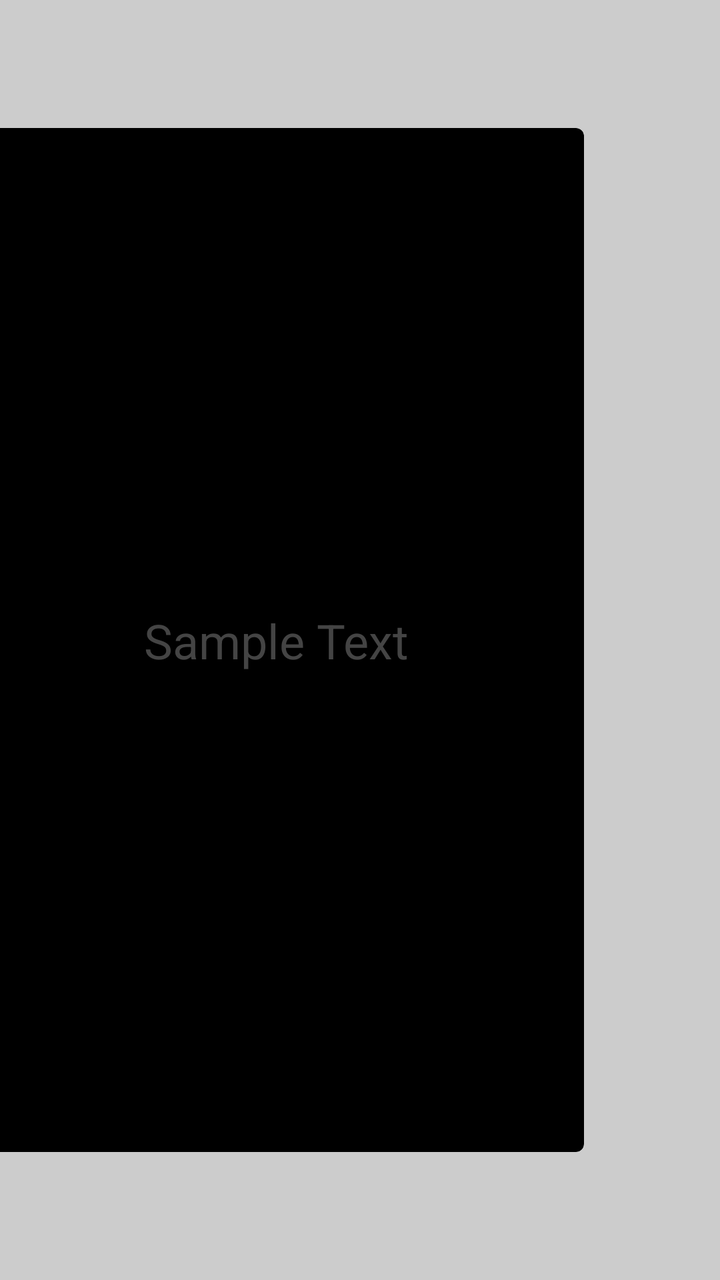
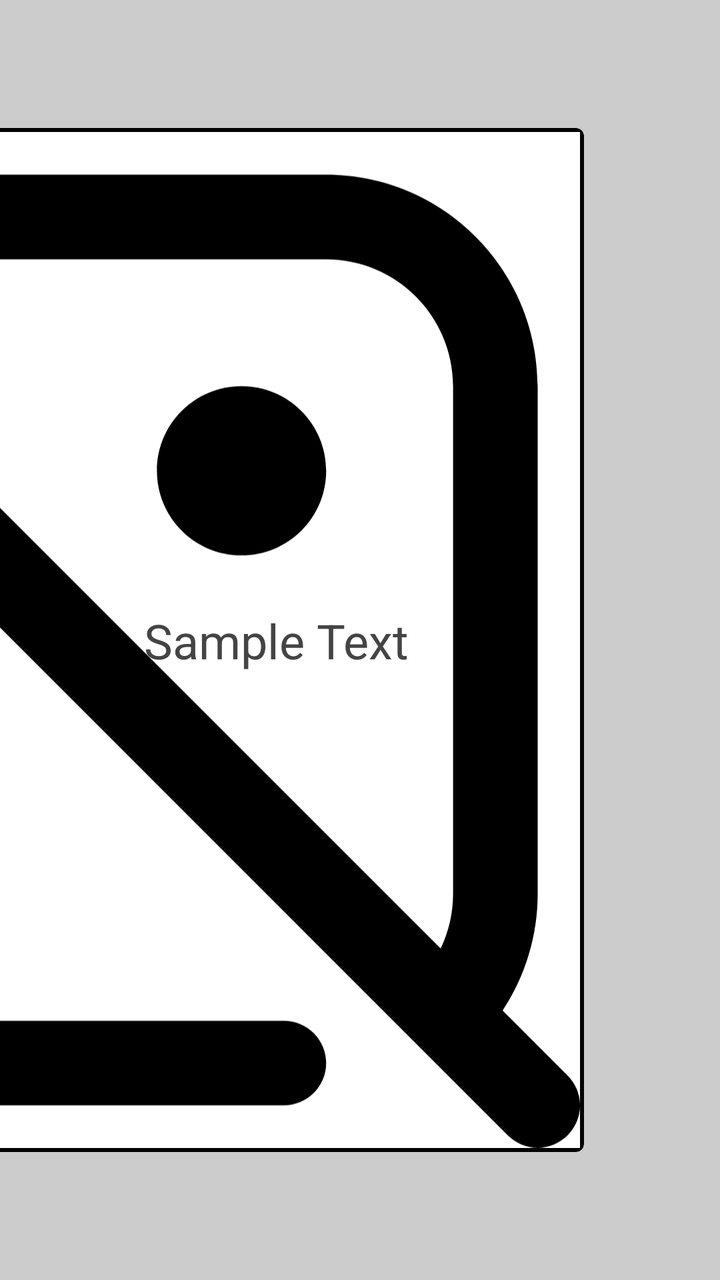

An Android layout rendered at two revisions. The XML below is the earlier revision; the diff shows what the commit changed to produce the second picture.
<!-- AndroidManifest.xml: application theme Theme.PlainContainers -->
<!-- res/layout/component_entry.xml -->
<?xml version="1.0" encoding="utf-8"?>
<androidx.constraintlayout.widget.ConstraintLayout xmlns:android="http://schemas.android.com/apk/res/android"
    android:id="@+id/layoutEntryBase"
    android:layout_width="match_parent"
    android:layout_height="wrap_content"
    xmlns:app="http://schemas.android.com/apk/res-auto"
    android:background="@color/backgroundFill">

    <androidx.constraintlayout.widget.Guideline
        android:id="@+id/guideline1"
        android:layout_width="0dp"
        android:layout_height="wrap_content"
        android:orientation="vertical"
        app:layout_constraintGuide_percent="0.2"
    />

    <androidx.cardview.widget.CardView
        android:id="@+id/cvEntryThumbnailBorder"
        android:layout_width="0dp"
        android:layout_height="0dp"
        android:layout_margin="@dimen/entryThumbnailMargin"
        app:cardCornerRadius="@dimen/cornerRadiusDefault"
        app:cardElevation="0dp"
        app:cardBackgroundColor="#000"
        app:layout_constraintStart_toStartOf="parent"
        app:layout_constraintEnd_toStartOf="@id/guideline1"
        app:layout_constraintTop_toTopOf="parent"
        app:layout_constraintBottom_toBottomOf="parent"
        app:layout_constraintDimensionRatio="1:1"
        app:layout_constraintHeight_percent="0.8" >

        <ImageView
            android:id="@+id/ivEntryThumbnail"
            android:layout_width="match_parent"
            android:layout_height="match_parent"
            android:src="@drawable/missing_image_24"
            android:contentDescription="@null"
            android:scaleType="fitCenter"
            android:padding="@dimen/borderThicknessSmall"
        />

    </androidx.cardview.widget.CardView>



    <TextView
        android:id="@+id/tvEntryName"
        android:layout_width="0dp"
        android:layout_height="wrap_content"
        android:text="Sample Text"
        android:textAppearance="@style/Widget.PlainContainers.Text.ItemEntry"
        android:lineSpacingMultiplier="@dimen/entryTextLineSpacingMultiplier"
        android:maxLines="@integer/entryTextMaxLines"
        android:ellipsize="end"
        app:layout_constraintStart_toEndOf="@id/guideline1"
        app:layout_constraintEnd_toEndOf="parent"
        app:layout_constraintTop_toTopOf="parent"
        app:layout_constraintBottom_toBottomOf="parent"
    />

</androidx.constraintlayout.widget.ConstraintLayout>
<!-- resources referenced by this layout -->
<resources>
  <color name="backgroundFill">@color/light_gray_brighter</color>
  <dimen name="borderThicknessSmall">2dp</dimen>
  <dimen name="cornerRadiusDefault">4dp</dimen>
  <dimen name="entryTextLineSpacingMultiplier">0.8</dimen>
  <dimen name="entryThumbnailMargin">4dp</dimen>
  <!-- drawable missing_image_24 (drawable) -->
  <vector xmlns:android="http://schemas.android.com/apk/res/android"
      android:width="24dp"
      android:height="24dp"
      android:viewportWidth="24"
      android:viewportHeight="24">
    <path
        android:fillColor="#FF000000"
        android:pathData="m18,8c0,1.105 -0.895,2 -2,2s-2,-0.895 -2,-2 0.895,-2 2,-2 2,0.895 2,2ZM23.707,23.707c-0.195,0.195 -0.451,0.293 -0.707,0.293s-0.512,-0.098 -0.707,-0.293L0.293,1.707C-0.098,1.316 -0.098,0.684 0.293,0.293S1.316,-0.098 1.707,0.293l1.536,1.536c0.814,-0.538 1.771,-0.829 2.757,-0.829h12c2.757,0 5,2.243 5,5v12c0,0.987 -0.291,1.944 -0.829,2.757l1.536,1.536c0.391,0.391 0.391,1.023 0,1.414ZM4.707,3.293l16,16c0.191,-0.4 0.293,-0.842 0.293,-1.293L21,6c0,-1.654 -1.346,-3 -3,-3L6,3c-0.451,0 -0.892,0.102 -1.293,0.293ZM17,21L6,21c-1.523,0 -2.783,-1.14 -2.974,-2.612l4.681,-4.681c0.391,-0.391 0.391,-1.023 0,-1.414s-1.023,-0.391 -1.414,0l-3.293,3.293L3,7c0,-0.553 -0.448,-1 -1,-1s-1,0.447 -1,1v11c0,2.757 2.243,5 5,5h11c0.552,0 1,-0.447 1,-1s-0.448,-1 -1,-1Z"/>
  </vector>
  <integer name="entryTextMaxLines">2</integer>
  <style name="Widget.PlainContainers.Text.ItemEntry" parent="Theme.PlainContainers">
          <item name="android:textSize">@dimen/fontSizeListItem</item>
          <item name="android:textColor">@color/textColorDefault</item>
      </style>
  <style name="Theme.PlainContainers" parent="Theme.AppCompat.Light.NoActionBar">
          <item name="android:windowTranslucentStatus">true</item>
      </style>
  <color name="light_gray_brighter">#CCC</color>
  <dimen name="fontSizeListItem">24sp</dimen>
  <color name="textColorDefault">@color/dark_gray_darker</color>
  <color name="dark_gray_darker">#444</color>
</resources>

<!-- the commit's change to res/layout/component_entry.xml (unified diff, before → after) -->
@@ -29,15 +29,21 @@
         app:layout_constraintDimensionRatio="1:1"
         app:layout_constraintHeight_percent="0.8" >
 
-        <ImageView
-            android:id="@+id/ivEntryThumbnail"
+        <FrameLayout
             android:layout_width="match_parent"
             android:layout_height="match_parent"
-            android:src="@drawable/missing_image_24"
-            android:contentDescription="@null"
-            android:scaleType="fitCenter"
-            android:padding="@dimen/borderThicknessSmall"
-        />
+            android:layout_margin="@dimen/borderThicknessSmall"
+            android:background="@color/white">
+            <ImageView
+                android:id="@+id/ivEntryThumbnail"
+                android:layout_width="match_parent"
+                android:layout_height="match_parent"
+                android:src="@drawable/missing_image_24"
+                android:contentDescription="@null"
+                android:scaleType="fitCenter"
+            />
+        </FrameLayout>
+
 
     </androidx.cardview.widget.CardView>
 
<!-- resource entries referenced after the edit -->
@@ -1,6 +1,7 @@
 <!-- resources referenced by this layout -->
 <resources>
   <color name="backgroundFill">@color/light_gray_brighter</color>
+  <color name="white">#FFFFFFFF</color>
   <dimen name="borderThicknessSmall">2dp</dimen>
   <dimen name="cornerRadiusDefault">4dp</dimen>
   <dimen name="entryTextLineSpacingMultiplier">0.8</dimen>
